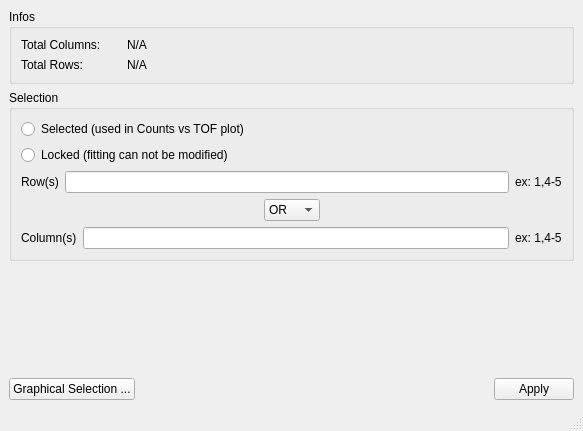
ornlneutronimaging/iBeatles, file designer/ui_advancedFittingSelection.ui: the form before one commit.
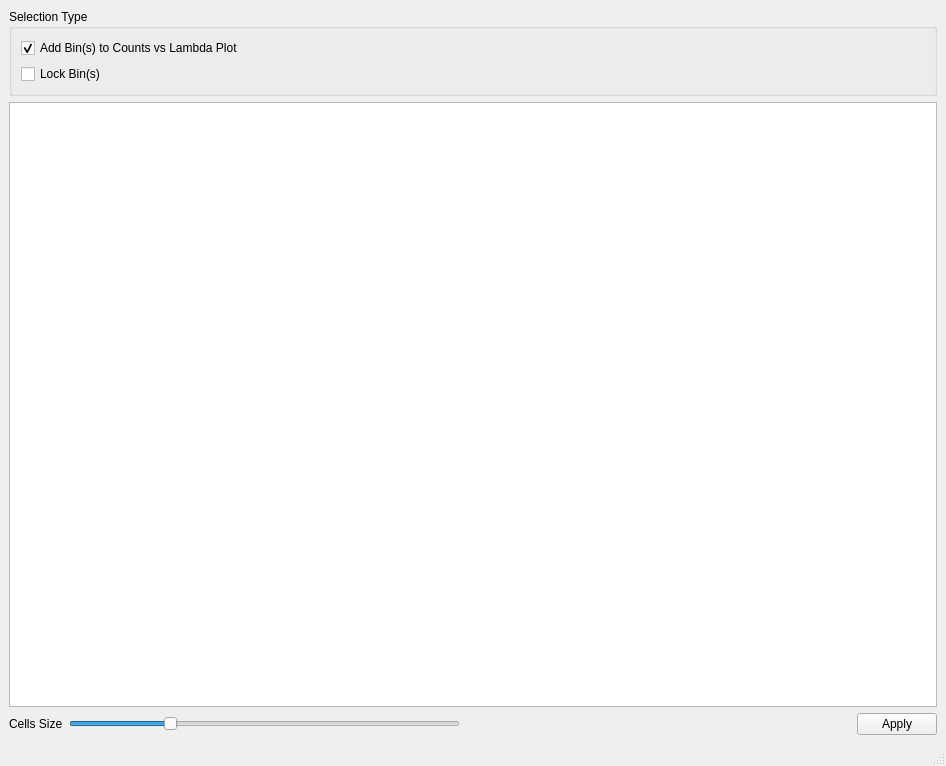
The form after the commit.

Commit message: Working on graphical selection of bins in fitting window

What changed in the file:
```diff
--- a/designer/ui_advancedFittingSelection.ui
+++ b/designer/ui_advancedFittingSelection.ui
@@ -6,8 +6,8 @@
    <rect>
     <x>0</x>
     <y>0</y>
-    <width>583</width>
-    <height>431</height>
+    <width>946</width>
+    <height>766</height>
    </rect>
   </property>
   <property name="minimumSize">
@@ -26,204 +26,62 @@
      <height>0</height>
     </size>
    </property>
-   <layout class="QVBoxLayout" name="verticalLayout_4">
+   <layout class="QVBoxLayout" name="verticalLayout">
     <item>
      <widget class="QGroupBox" name="groupBox">
       <property name="title">
-       <string>Infos</string>
+       <string>Selection Type</string>
       </property>
-      <layout class="QGridLayout" name="gridLayout">
-       <item row="0" column="0">
-        <widget class="QLabel" name="label">
-         <property name="minimumSize">
-          <size>
-           <width>100</width>
-           <height>0</height>
-          </size>
-         </property>
-         <property name="maximumSize">
-          <size>
-           <width>100</width>
-           <height>16777215</height>
-          </size>
-         </property>
+      <layout class="QVBoxLayout" name="verticalLayout_2">
+       <item>
+        <widget class="QCheckBox" name="checkBox">
          <property name="text">
-          <string>Total Columns:</string>
+          <string>Add Bin(s) to Counts vs Lambda Plot</string>
          </property>
-        </widget>
-       </item>
-       <item row="0" column="1">
-        <widget class="QLabel" name="total_columns_value">
-         <property name="text">
-          <string>N/A</string>
+         <property name="checked">
+          <bool>true</bool>
          </property>
         </widget>
        </item>
-       <item row="1" column="0">
-        <widget class="QLabel" name="label_4">
-         <property name="minimumSize">
-          <size>
-           <width>100</width>
-           <height>0</height>
-          </size>
-         </property>
-         <property name="maximumSize">
-          <size>
-           <width>100</width>
-           <height>16777215</height>
-          </size>
-         </property>
+       <item>
+        <widget class="QCheckBox" name="checkBox_2">
          <property name="text">
-          <string>Total Rows:</string>
+          <string>Lock Bin(s)</string>
          </property>
         </widget>
        </item>
-       <item row="1" column="1">
-        <widget class="QLabel" name="total_rows_value">
-         <property name="text">
-          <string>N/A</string>
-         </property>
-        </widget>
-       </item>
       </layout>
      </widget>
     </item>
     <item>
-     <widget class="QGroupBox" name="groupBox_2">
-      <property name="title">
-       <string>Selection</string>
+     <widget class="QTableWidget" name="selection_table">
+      <property name="selectionMode">
+       <enum>QAbstractItemView::MultiSelection</enum>
       </property>
-      <layout class="QVBoxLayout" name="verticalLayout_3">
-       <item>
-        <layout class="QVBoxLayout" name="verticalLayout">
-         <item>
-          <widget class="QRadioButton" name="option_selected">
-           <property name="text">
-            <string>Selected (used in Counts vs TOF plot)</string>
-           </property>
-          </widget>
-         </item>
-         <item>
-          <widget class="QRadioButton" name="option_locked">
-           <property name="text">
-            <string>Locked (fitting can not be modified)</string>
-           </property>
-          </widget>
-         </item>
-        </layout>
-       </item>
-       <item>
-        <layout class="QVBoxLayout" name="verticalLayout_2">
-         <item>
-          <layout class="QHBoxLayout" name="horizontalLayout">
-           <item>
-            <widget class="QLabel" name="label_5">
-             <property name="text">
-              <string>Row(s)</string>
-             </property>
-            </widget>
-           </item>
-           <item>
-            <widget class="QLineEdit" name="rows_value"/>
-           </item>
-           <item>
-            <widget class="QLabel" name="label_6">
-             <property name="text">
-              <string>ex: 1,4-5</string>
-             </property>
-            </widget>
-           </item>
-          </layout>
-         </item>
-         <item>
-          <layout class="QHBoxLayout" name="horizontalLayout_3">
-           <item>
-            <spacer name="horizontalSpacer">
-             <property name="orientation">
-              <enum>Qt::Horizontal</enum>
-             </property>
-             <property name="sizeHint" stdset="0">
-              <size>
-               <width>40</width>
-               <height>20</height>
-              </size>
-             </property>
-            </spacer>
-           </item>
-           <item>
-            <widget class="QComboBox" name="and_or_selection">
-             <item>
-              <property name="text">
-               <string>OR</string>
-              </property>
-             </item>
-             <item>
-              <property name="text">
-               <string>AND</string>
-              </property>
-             </item>
-            </widget>
-           </item>
-           <item>
-            <spacer name="horizontalSpacer_2">
-             <property name="orientation">
-              <enum>Qt::Horizontal</enum>
-             </property>
-             <property name="sizeHint" stdset="0">
-              <size>
-               <width>40</width>
-               <height>20</height>
-              </size>
-             </property>
-            </spacer>
-           </item>
-          </layout>
-         </item>
-         <item>
-          <layout class="QHBoxLayout" name="horizontalLayout_2">
-           <item>
-            <widget class="QLabel" name="label_8">
-             <property name="text">
-              <string>Column(s)</string>
-             </property>
-            </widget>
-           </item>
-           <item>
-            <widget class="QLineEdit" name="columns_value"/>
-           </item>
-           <item>
-            <widget class="QLabel" name="label_7">
-             <property name="text">
-              <string>ex: 1,4-5</string>
-             </property>
-            </widget>
-           </item>
-          </layout>
-         </item>
-        </layout>
-       </item>
-      </layout>
      </widget>
     </item>
-    <item>
-     <spacer name="verticalSpacer">
-      <property name="orientation">
-       <enum>Qt::Vertical</enum>
-      </property>
-      <property name="sizeHint" stdset="0">
-       <size>
-        <width>20</width>
-        <height>40</height>
-       </size>
-      </property>
-     </spacer>
-    </item>
     <item>
      <layout class="QHBoxLayout" name="horizontalLayout_4">
       <item>
-       <widget class="QPushButton" name="graphical_selection_button">
+       <widget class="QLabel" name="label">
         <property name="text">
-         <string>Graphical Selection ...</string>
+         <string>Cells Size</string>
+        </property>
+       </widget>
+      </item>
+      <item>
+       <widget class="QSlider" name="advanced_selection_cell_size_slider">
+        <property name="minimum">
+         <number>10</number>
+        </property>
+        <property name="maximum">
+         <number>50</number>
+        </property>
+        <property name="value">
+         <number>20</number>
+        </property>
+        <property name="orientation">
+         <enum>Qt::Horizontal</enum>
         </property>
        </widget>
       </item>
```
Left out of the diff: 20 changed lines with no effect on the pictures. The commit also changes 7 other files.
